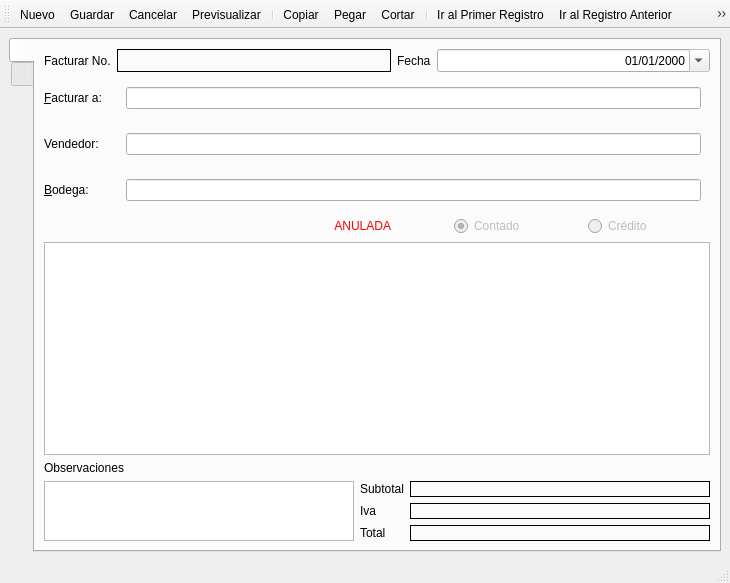
armonge/EsquipulasPy, file src/ui/factura.ui: the form before one commit.
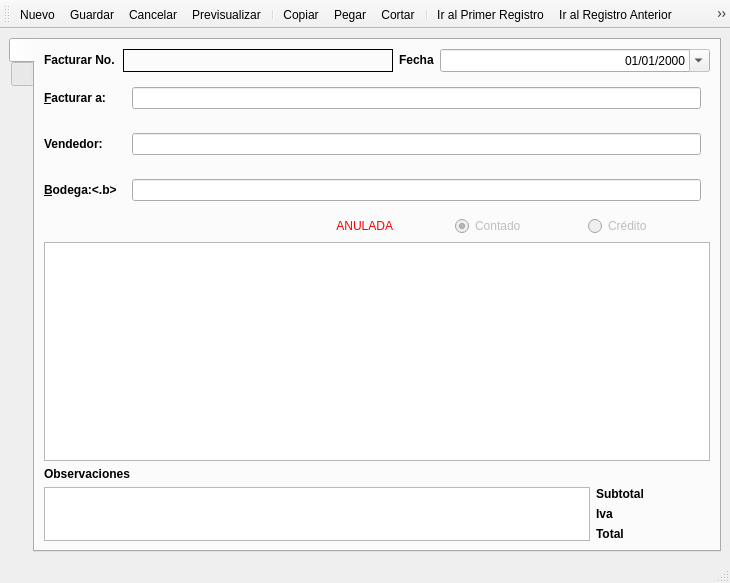
The form after the commit. Icons and pictures are not drawn.

The edit to the form file:
```diff
--- a/src/ui/factura.ui
+++ b/src/ui/factura.ui
@@ -43,7 +43,7 @@
              </sizepolicy>
             </property>
             <property name="text">
-             <string>Facturar No.</string>
+             <string>&lt;b&gt;Facturar No.&lt;/b&gt;</string>
             </property>
            </widget>
           </item>
@@ -56,7 +56,7 @@
              </sizepolicy>
             </property>
             <property name="text">
-             <string>Fecha</string>
+             <string>&lt;b&gt;Fecha&lt;/b&gt;</string>
             </property>
             <property name="buddy">
              <cstring>dtPicker</cstring>
@@ -94,7 +94,7 @@
              </sizepolicy>
             </property>
             <property name="text">
-             <string>&amp;Facturar a:</string>
+             <string>&amp;&lt;b&gt;Facturar a:&lt;/b&gt;</string>
             </property>
             <property name="buddy">
              <cstring>txtcliente</cstring>
@@ -145,7 +145,7 @@
              </sizepolicy>
             </property>
             <property name="text">
-             <string>Vendedor:</string>
+             <string>&lt;b&gt;Vendedor:&lt;/b&gt;</string>
             </property>
             <property name="buddy">
              <cstring>txtcliente</cstring>
@@ -196,7 +196,7 @@
              </sizepolicy>
             </property>
             <property name="text">
-             <string>&amp;Bodega:</string>
+             <string>&amp;&lt;b&gt;Bodega:&lt;.b&gt;</string>
             </property>
             <property name="buddy">
              <cstring>txtbodega</cstring>
@@ -337,7 +337,7 @@
         <item>
          <widget class="QLabel" name="label_7">
           <property name="text">
-           <string>Observaciones</string>
+           <string>&lt;b&gt;Observaciones&lt;/b&gt;</string>
           </property>
          </widget>
         </item>
@@ -377,14 +377,14 @@
              </sizepolicy>
             </property>
             <property name="text">
-             <string>Subtotal</string>
+             <string>&lt;b&gt;Subtotal&lt;/b&gt;</string>
             </property>
            </widget>
           </item>
           <item row="0" column="2">
            <widget class="QLabel" name="lblsubtotal">
             <property name="sizePolicy">
-             <sizepolicy hsizetype="MinimumExpanding" vsizetype="Fixed">
+             <sizepolicy hsizetype="Preferred" vsizetype="Fixed">
               <horstretch>0</horstretch>
               <verstretch>0</verstretch>
              </sizepolicy>
@@ -402,7 +402,7 @@
              </size>
             </property>
             <property name="styleSheet">
-             <string notr="true">border:1px solid #000</string>
+             <string notr="true"/>
             </property>
             <property name="text">
              <string/>
@@ -423,7 +423,7 @@
                </sizepolicy>
               </property>
               <property name="text">
-               <string>Iva</string>
+               <string>&lt;b&gt;Iva&lt;/b&gt;</string>
               </property>
              </widget>
             </item>
@@ -451,7 +451,7 @@
           <item row="1" column="2">
            <widget class="QLabel" name="lbliva">
             <property name="sizePolicy">
-             <sizepolicy hsizetype="MinimumExpanding" vsizetype="Fixed">
+             <sizepolicy hsizetype="Preferred" vsizetype="Fixed">
               <horstretch>0</horstretch>
               <verstretch>0</verstretch>
              </sizepolicy>
@@ -469,7 +469,7 @@
              </size>
             </property>
             <property name="styleSheet">
-             <string notr="true">border:1px solid #000</string>
+             <string notr="true"/>
             </property>
             <property name="text">
              <string/>
@@ -488,14 +488,14 @@
              </sizepolicy>
             </property>
             <property name="text">
-             <string>Total</string>
+             <string>&lt;b&gt;Total&lt;/b&gt;</string>
             </property>
            </widget>
           </item>
           <item row="2" column="2">
            <widget class="QLabel" name="lbltotal">
             <property name="sizePolicy">
-             <sizepolicy hsizetype="MinimumExpanding" vsizetype="Fixed">
+             <sizepolicy hsizetype="Preferred" vsizetype="Fixed">
               <horstretch>0</horstretch>
               <verstretch>0</verstretch>
              </sizepolicy>
@@ -513,7 +513,7 @@
              </size>
             </property>
             <property name="styleSheet">
-             <string notr="true">border:1px solid #000</string>
+             <string notr="true"/>
             </property>
             <property name="text">
              <string/>
```
